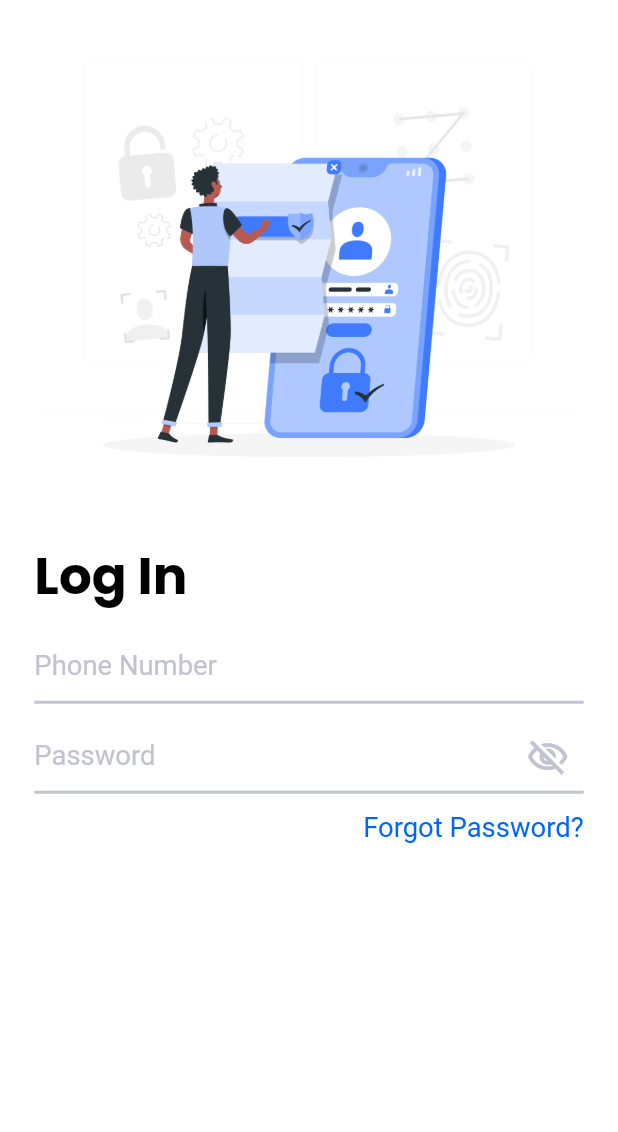
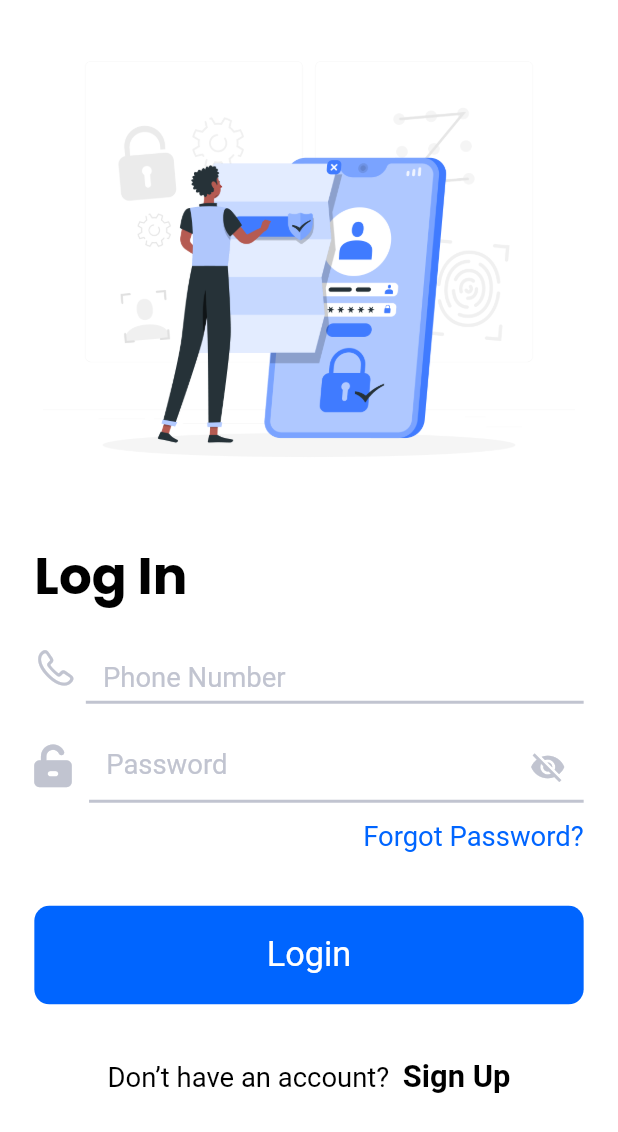
Before and after one commit to Maverick-Softwares/artisan, a Flutter app: the screen it shows after launch, on a phone screen of 412 x 824 dp. Shown: the top 1132 px of the screen. Run offline on Flutter 3.47's test engine with Material 2 defaults, Android fonts, the phone set to English and light mode, and no system bars; our stand-ins replace flutter_screenutil, font_awesome_flutter, get, google_fonts.

Commit message:
login-page

```diff
--- /dev/null
+++ b/lib/controllers/text_field_controller.dart
@@ -0,0 +1,7 @@
+// ignore_for_file: depend_on_referenced_packages
+
+import 'package:get/get.dart';
+
+class TextFieldController extends GetxController{
+  RxBool isPasswordHiden = true.obs;
+}
--- a/lib/pages/login_page.dart
+++ b/lib/pages/login_page.dart
@@ -1,11 +1,18 @@
-// ignore_for_file: depend_on_referenced_packages, prefer_final_fields, prefer_const_constructors
+// ignore_for_file: prefer_const_constructors
 
+import 'package:artisan/utils/app_colors.dart';
+import 'package:flutter/cupertino.dart';
+import 'package:flutter/gestures.dart';
 import 'package:flutter/material.dart';
 
+import '../controllers/text_field_controller.dart';
 import '../utils/app_string.dart';
 import '../utils/theme.dart';
+import '../widgets/custom_text.dart';
 import '../widgets/custom_text_field.dart';
 import 'package:flutter_screenutil/flutter_screenutil.dart';
+import 'package:get/get.dart';
+import 'package:font_awesome_flutter/font_awesome_flutter.dart';
 
 class LoginPage extends StatefulWidget {
   const LoginPage({Key? key}) : super(key: key);
@@ -17,12 +24,53 @@ class LoginPage extends StatefulWidget {
 class _LoginPageState extends State<LoginPage> {
   TextEditingController _phoneController = TextEditingController();
   TextEditingController _passwordController = TextEditingController();
+  final _controller = Get.put(TextFieldController());
+  void _login() async {
+    String phone = _phoneController.text;
+    String password = _passwordController.text;
+
+    if (phone.isEmpty) {
+      Get.snackbar(
+        'Oops!',
+        'Email field cannot be empty!',
+        colorText: Colors.white,
+        backgroundColor: Colors.redAccent,
+      );
+    } else if (password.isEmpty) {
+      Get.snackbar(
+        'Oops!',
+        'Password field cannot be empty!',
+        colorText: Colors.white,
+        backgroundColor: Colors.redAccent,
+      );
+    } else if (password.length <= 6) {
+      Get.snackbar(
+        'Oops!',
+        'Password length should be at least 6 characters!',
+        colorText: Colors.white,
+        backgroundColor: Colors.redAccent,
+      );
+    } else {
+      // SignInBody signInBody = SignInBody(username: email, password: password);
+      // authController.login(signInBody).then((status)  async{
+      //   if(status.isSuccess){
+      //     await dep.init();
+      //     Get.off(HomePage());
+      //   }
+      //   else{
+      //   }
+      // });
+
+      // Get.off(HomePage());
+    }
+  }
 
   @override
   Widget build(BuildContext context) {
     return Scaffold(
-      body: Container(
-        padding: EdgeInsets.only(left: 20.w, right: 20.w),
+      body: SingleChildScrollView(
+        child: Container(
+          padding: EdgeInsets.symmetric(horizontal: 20.w),
           child: Column(
             crossAxisAlignment: CrossAxisAlignment.start,
             children: [
@@ -39,17 +87,78 @@ class _LoginPageState extends State<LoginPage> {
               SizedBox(
                 height: 10.h,
               ),
-            AppTextField(
-              emailController: _phoneController,
+              Row(
+                children: [
+                  Icon(
+                    CupertinoIcons.phone,
+                    size: 25.sp,
+                    color: AppColors.iconColor,
+                  ),
+                  SizedBox(
+                    width: 5.w,
+                  ),
+                  Expanded(
+                    child: AppTextField(
+                      Controller: _phoneController,
                       hintText: 'Phone Number',
                     ),
+                  ),
+                ],
+              ),
               SizedBox(
-              height: 10.h,
+                height: 15.h,
               ),
-            AppTextField(
-              emailController: _passwordController,
-              hintText: 'Password',
-              icon: Icons.visibility_off_outlined,
+              Row(
+                children: [
+                  FaIcon(
+                    FontAwesomeIcons.unlockKeyhole,
+                    size: 25.sp,
+                    color: AppColors.iconColor,
+                  ),
+                  SizedBox(
+                    width: 10.w,
+                  ),
+                  Expanded(child: Obx(() {
+                    return TextField(
+                      controller: _passwordController,
+                      decoration: InputDecoration(
+                        hintText: "Password",
+                        hintStyle: TextStyle(
+                          color: AppColors.iconColor,
+                          fontSize: 16.sp,
+                        ),
+                        suffixIcon: IconButton(
+                          icon: Icon(
+                            _controller.isPasswordHiden.value
+                                ? Icons.visibility_off
+                                : Icons.visibility,
+                          ),
+                          onPressed: () {
+                            _controller.isPasswordHiden.value =
+                                !_controller.isPasswordHiden.value;
+                          },
+                        ),
+                        enabledBorder: UnderlineInputBorder(
+                          borderSide: BorderSide(
+                            color: AppColors.iconColor,
+                            width: 2,
+                          ),
+                        ),
+                        focusedBorder: UnderlineInputBorder(
+                          borderSide: BorderSide(
+                            color: AppColors.iconColor,
+                            width: 2,
+                          ),
+                        ),
+                        suffixIconColor: AppColors.iconColor,
+                        contentPadding: EdgeInsets.only(
+                            left: 10.w,
+                            top: 10.h), // Adjust the left padding as needed
+                      ),
+                      obscureText: _controller.isPasswordHiden.value,
+                    );
+                  })),
+                ],
               ),
               SizedBox(
                 height: 10.h,
@@ -59,15 +168,63 @@ class _LoginPageState extends State<LoginPage> {
                 child: Text(
                   "Forgot Password?",
                   style: TextStyle(
-                  color: Color.fromARGB(255, 0, 101, 255),
+                    color: AppColors.buttomColor,
                     fontSize: 16.sp,
                     fontWeight: FontWeight.w400,
+                  ),
+                ),
+              ),
+              SizedBox(
+                height: 30.h,
+              ),
+              GestureDetector(
+                onTap: _login,
+                child: Container(
+                  height: 55.h,
+                  decoration: BoxDecoration(
+                    borderRadius: BorderRadius.circular(10),
+                    color: AppColors.buttomColor,
+                  ),
+                  child: Center(
+                    child: CustomText(
+                      text: 'Login',
+                      textColor: Colors.white,
+                      fontSize: 20.sp,
+                      fontWeight: FontWeight.bold,
+                    ),
+                  ),
+                ),
+              ),
+              SizedBox(height: 30.h),
+              Center(
+                child: RichText(
+                  text: TextSpan(
+                    text: "Don’t have an account?  ",
+                    style: TextStyle(
+                      fontSize: 16.sp,
+                      fontWeight: FontWeight.w400,
+                      color: Colors.black,
+                    ),
+                    children: [
+                      TextSpan(
+                        text: "Sign Up",
+                        style: TextStyle(
+                          fontSize: 18.sp,
+                          fontWeight: FontWeight.w600,
+                        ),
+                        recognizer: TapGestureRecognizer()
+                          ..onTap = () {
+                            // Handle sign up navigation
+                          },
+                      ),
+                    ],
                   ),
                 ),
               ),
             ],
           ),
         ),
+      ),
     );
   }
 }
--- a/lib/utils/app_colors.dart
+++ b/lib/utils/app_colors.dart
@@ -5,4 +5,6 @@ import 'package:flutter/material.dart';
 class AppColors{
   static const Color scaffold_background_color = Color.fromARGB(255, 255, 255, 255);
   static const Color textColor = Color(0xFF081b05);
+  static const Color iconColor = Color.fromARGB(255, 193, 196, 208);
+  static const Color buttomColor = Color.fromARGB(255, 0, 101, 255);
 }
--- /dev/null
+++ b/lib/widgets/custom_text.dart
@@ -0,0 +1,26 @@
+import 'package:flutter/cupertino.dart';
+import 'package:flutter/material.dart';
+
+class CustomText extends StatelessWidget {
+  const CustomText(
+      {Key? key,
+      required this.text,
+      required this.textColor,
+      required this.fontSize,
+      this.weight, required FontWeight fontWeight})
+      : super(key: key);
+
+  final String text;
+  final Color textColor;
+  final double fontSize;
+  final FontWeight? weight;
+
+  @override
+  Widget build(BuildContext context) {
+    return Text(
+      text,
+      style:
+          TextStyle(color: textColor, fontSize: fontSize, fontWeight: weight),
+    );
+  }
+}
--- a/lib/widgets/custom_text_field.dart
+++ b/lib/widgets/custom_text_field.dart
@@ -1,41 +1,45 @@
-// ignore_for_file: prefer_const_constructors_in_immutables, prefer_const_constructors, avoid_unnecessary_containers, depend_on_referenced_packages
+// ignore_for_file: prefer_const_constructors_in_immutables, prefer_const_constructors, avoid_unnecessary_containers, depend_on_referenced_packages, non_constant_identifier_names
 
+import 'package:artisan/utils/app_colors.dart';
 import 'package:flutter/material.dart';
 import 'package:flutter_screenutil/flutter_screenutil.dart';
 
 class AppTextField extends StatelessWidget {
-  AppTextField(
-      {Key? key,
-      required this.emailController,
-      required this.hintText,
-      this.icon})
-      : super(key: key);
+  AppTextField({
+    Key? key,
+    required this.Controller,
+    required this.hintText,
+  }) : super(key: key);
 
-  final TextEditingController emailController;
+  final TextEditingController Controller;
   final String hintText;
-  final IconData? icon;
 
   @override
   Widget build(BuildContext context) {
     return Container(
-      // margin: EdgeInsets.only(left: 10,
-      //     right: 10
-      // ),
       child: TextField(
-        controller: emailController,
+        controller: Controller,
         decoration: InputDecoration(
           hintText: hintText,
           hintStyle: TextStyle(
-              color: Color.fromARGB(255, 193, 196, 208), fontSize: 16.sp),
-          suffixIcon: Icon(
-            icon,
-            size: 25.w,
-            color: Color.fromARGB(255, 193, 196, 208),
+            color: AppColors.iconColor,
+            fontSize: 16.sp,
           ),
           enabledBorder: UnderlineInputBorder(
-            borderSide:
-                BorderSide(color: Color.fromARGB(255, 193, 196, 208), width: 2),
+            borderSide: BorderSide(
+              color: AppColors.iconColor,
+              width: 2,
+            ),
           ),
+          focusedBorder:UnderlineInputBorder(
+            borderSide: BorderSide(
+              color: AppColors.iconColor,
+              width: 2,
+            ),
+          ),
+
+          contentPadding: EdgeInsets.only(
+              left: 10.w, top: 10.h), // Adjust the left padding as needed
         ),
       ),
     );
--- a/pubspec.yaml
+++ b/pubspec.yaml
@@ -50,6 +50,7 @@ dev_dependencies:
   google_fonts: any
   get: any
   flutter_screenutil: any
+  cupertino_icons: any
 
 
 # For information on the generic Dart part of this file, see the
```
Lines whose indentation alone changed are shown as unchanged.
